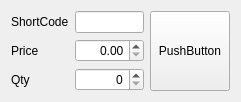
Before: the Qt Designer form executewidget.ui in QuantTraderEd/AQTrader, drawn with Qt 5.
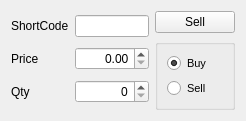
After: the same form once the commit is applied.

Commit message: update executewidget.ui - overall redesign ui

```diff
--- a/executewidget.ui
+++ b/executewidget.ui
@@ -6,10 +6,16 @@
    <rect>
     <x>0</x>
     <y>0</y>
-    <width>241</width>
-    <height>92</height>
+    <width>246</width>
+    <height>105</height>
    </rect>
   </property>
+  <property name="sizePolicy">
+   <sizepolicy hsizetype="Expanding" vsizetype="Expanding">
+    <horstretch>0</horstretch>
+    <verstretch>0</verstretch>
+   </sizepolicy>
+  </property>
   <property name="contextMenuPolicy">
    <enum>Qt::DefaultContextMenu</enum>
   </property>
@@ -70,17 +76,75 @@
     </layout>
    </item>
    <item>
-    <widget class="QPushButton" name="pushButton_2">
-     <property name="sizePolicy">
-      <sizepolicy hsizetype="Minimum" vsizetype="Expanding">
-       <horstretch>0</horstretch>
-       <verstretch>0</verstretch>
-      </sizepolicy>
-     </property>
-     <property name="text">
-      <string>PushButton</string>
-     </property>
-    </widget>
+    <layout class="QVBoxLayout" name="verticalLayout_2">
+     <item>
+      <widget class="QPushButton" name="pushButtonSend">
+       <property name="sizePolicy">
+        <sizepolicy hsizetype="Minimum" vsizetype="Minimum">
+         <horstretch>0</horstretch>
+         <verstretch>0</verstretch>
+        </sizepolicy>
+       </property>
+       <property name="text">
+        <string>Sell</string>
+       </property>
+      </widget>
+     </item>
+     <item>
+      <widget class="QGroupBox" name="groupBoxBuySell">
+       <property name="sizePolicy">
+        <sizepolicy hsizetype="Minimum" vsizetype="Minimum">
+         <horstretch>0</horstretch>
+         <verstretch>0</verstretch>
+        </sizepolicy>
+       </property>
+       <property name="title">
+        <string/>
+       </property>
+       <layout class="QVBoxLayout" name="verticalLayout">
+        <item>
+         <widget class="QRadioButton" name="radioButtonBuy">
+          <property name="sizePolicy">
+           <sizepolicy hsizetype="Minimum" vsizetype="MinimumExpanding">
+            <horstretch>0</horstretch>
+            <verstretch>0</verstretch>
+           </sizepolicy>
+          </property>
+          <property name="font">
+           <font>
+            <pointsize>8</pointsize>
+           </font>
+          </property>
+          <property name="text">
+           <string>Buy</string>
+          </property>
+          <property name="checked">
+           <bool>true</bool>
+          </property>
+         </widget>
+        </item>
+        <item>
+         <widget class="QRadioButton" name="radioButtonSell">
+          <property name="sizePolicy">
+           <sizepolicy hsizetype="Minimum" vsizetype="MinimumExpanding">
+            <horstretch>0</horstretch>
+            <verstretch>0</verstretch>
+           </sizepolicy>
+          </property>
+          <property name="font">
+           <font>
+            <pointsize>8</pointsize>
+           </font>
+          </property>
+          <property name="text">
+           <string>Sell</string>
+          </property>
+         </widget>
+        </item>
+       </layout>
+      </widget>
+     </item>
+    </layout>
    </item>
   </layout>
  </widget>
```
Left out of the diff: 29 changed lines with no effect on the pictures.
